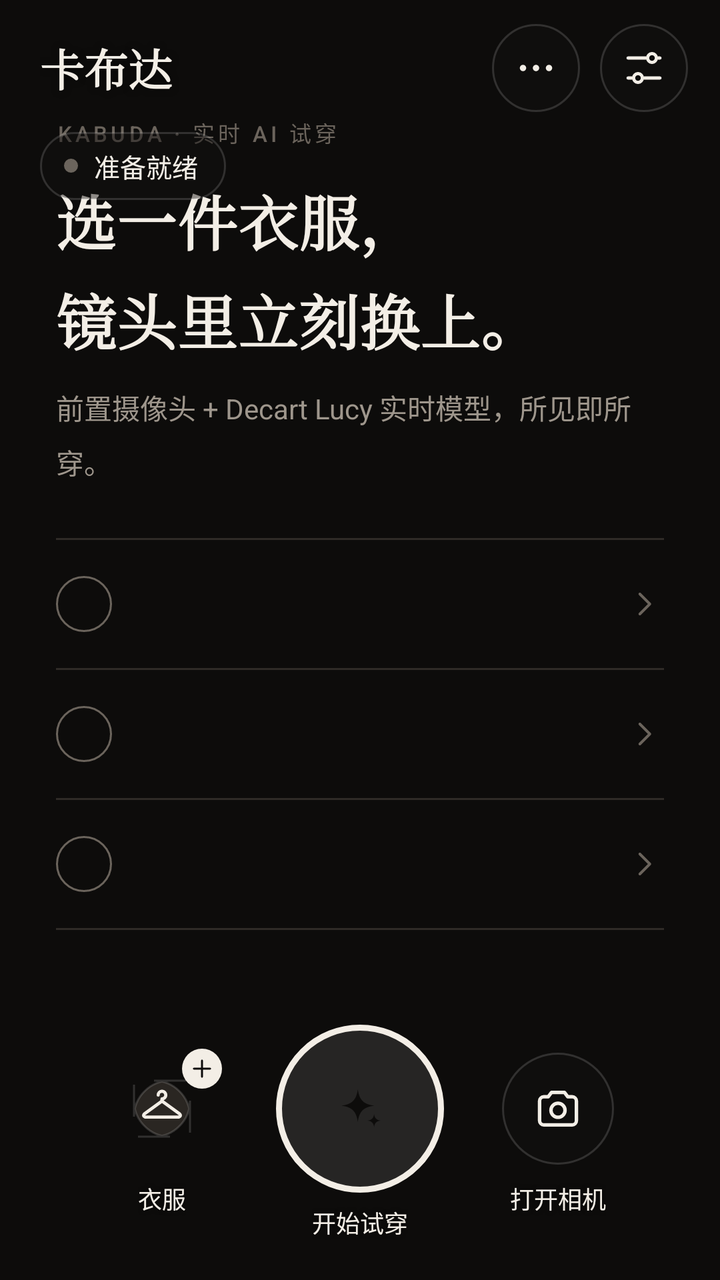
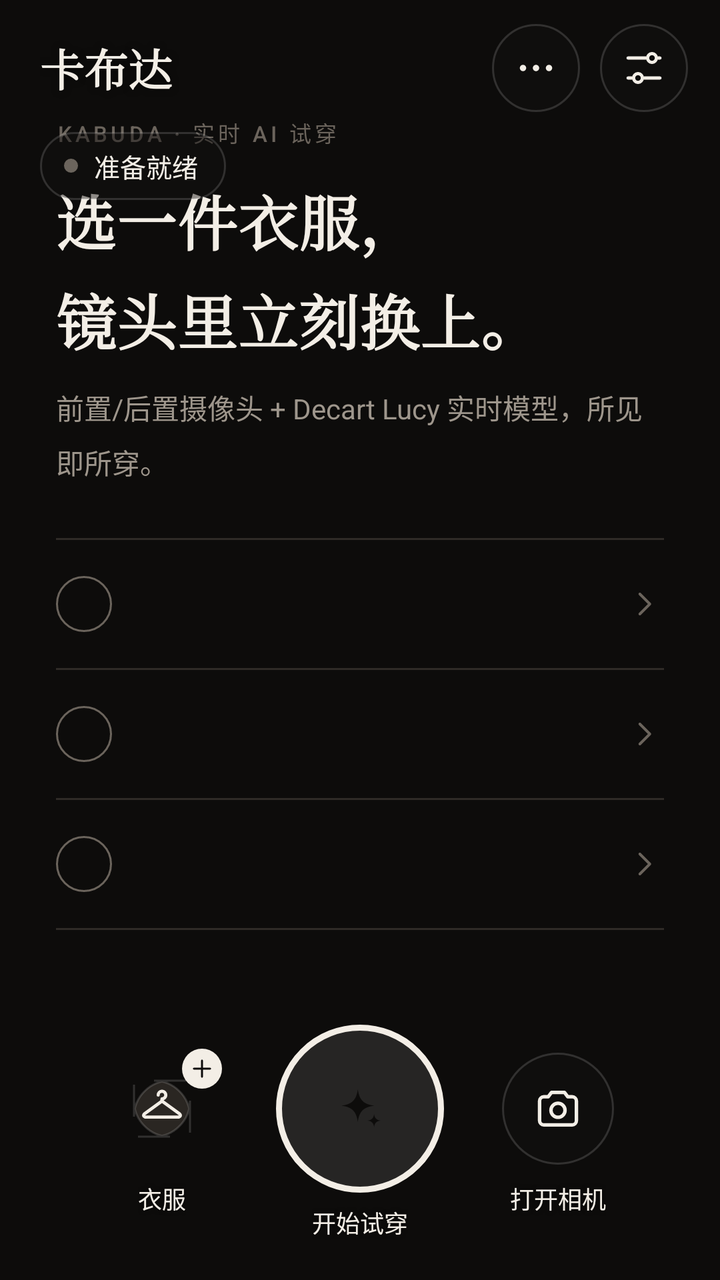

Two renders of the same Android screen: before a commit and after it. Below are the layout's source before the change and the commit's diff.
<!-- AndroidManifest.xml: application theme Theme.Kabuda -->
<!-- res/layout/activity_main.xml -->
<?xml version="1.0" encoding="utf-8"?>
<androidx.constraintlayout.widget.ConstraintLayout xmlns:android="http://schemas.android.com/apk/res/android"
    xmlns:app="http://schemas.android.com/apk/res-auto"
    xmlns:tools="http://schemas.android.com/tools"
    android:id="@+id/root"
    android:layout_width="match_parent"
    android:layout_height="match_parent"
    android:background="@color/kb_bg">

    

    <FrameLayout
        android:id="@+id/remoteRenderer"
        android:layout_width="0dp"
        android:layout_height="0dp"
        android:visibility="gone"
        app:layout_constraintBottom_toBottomOf="parent"
        app:layout_constraintEnd_toEndOf="parent"
        app:layout_constraintStart_toStartOf="parent"
        app:layout_constraintTop_toTopOf="parent" />

    <FrameLayout
        android:id="@+id/localRenderer"
        android:layout_width="0dp"
        android:layout_height="0dp"
        android:background="@color/kb_bg"
        android:visibility="gone"
        app:layout_constraintBottom_toBottomOf="parent"
        app:layout_constraintEnd_toEndOf="parent"
        app:layout_constraintStart_toStartOf="parent"
        app:layout_constraintTop_toTopOf="parent" />

    

    <LinearLayout
        android:id="@+id/emptyState"
        android:layout_width="0dp"
        android:layout_height="wrap_content"
        android:orientation="vertical"
        android:paddingStart="28dp"
        android:paddingEnd="28dp"
        app:layout_constraintBottom_toTopOf="@id/dock"
        app:layout_constraintEnd_toEndOf="parent"
        app:layout_constraintStart_toStartOf="parent"
        app:layout_constraintTop_toTopOf="parent"
        app:layout_constraintVertical_bias="0.62">

        <TextView
            style="@style/Kabuda.Text.Overline"
            android:layout_width="wrap_content"
            android:layout_height="wrap_content"
            android:text="@string/empty_overline" />

        <TextView
            style="@style/Kabuda.Text.Display"
            android:layout_width="wrap_content"
            android:layout_height="wrap_content"
            android:layout_marginTop="14dp"
            android:lineSpacingMultiplier="1.15"
            android:text="@string/empty_title" />

        <TextView
            style="@style/Kabuda.Text.Body"
            android:layout_width="wrap_content"
            android:layout_height="wrap_content"
            android:layout_marginTop="12dp"
            android:text="@string/empty_body" />

        <View
            android:layout_width="match_parent"
            android:layout_height="1dp"
            android:layout_marginTop="28dp"
            android:background="@color/kb_line" />

        <include
            android:id="@+id/stepKey"
            layout="@layout/item_step" />

        <View
            android:layout_width="match_parent"
            android:layout_height="1dp"
            android:background="@color/kb_line" />

        <include
            android:id="@+id/stepGarment"
            layout="@layout/item_step" />

        <View
            android:layout_width="match_parent"
            android:layout_height="1dp"
            android:background="@color/kb_line" />

        <include
            android:id="@+id/stepCamera"
            layout="@layout/item_step" />

        <View
            android:layout_width="match_parent"
            android:layout_height="1dp"
            android:background="@color/kb_line" />
    </LinearLayout>

    

    <View
        android:id="@+id/scrimTop"
        android:layout_width="0dp"
        android:layout_height="180dp"
        android:background="@drawable/bg_scrim_top"
        android:visibility="gone"
        app:layout_constraintEnd_toEndOf="parent"
        app:layout_constraintStart_toStartOf="parent"
        app:layout_constraintTop_toTopOf="parent" />

    <View
        android:id="@+id/scrimBottom"
        android:layout_width="0dp"
        android:layout_height="260dp"
        android:background="@drawable/bg_scrim_bottom"
        android:visibility="gone"
        app:layout_constraintBottom_toBottomOf="parent"
        app:layout_constraintEnd_toEndOf="parent"
        app:layout_constraintStart_toStartOf="parent" />

    

    <LinearLayout
        android:id="@+id/topBar"
        android:layout_width="0dp"
        android:layout_height="wrap_content"
        android:orientation="vertical"
        android:paddingStart="20dp"
        android:paddingTop="12dp"
        android:paddingEnd="16dp"
        app:layout_constraintEnd_toEndOf="parent"
        app:layout_constraintStart_toStartOf="parent"
        app:layout_constraintTop_toTopOf="parent">

        <LinearLayout
            android:layout_width="match_parent"
            android:layout_height="wrap_content"
            android:gravity="center_vertical"
            android:orientation="horizontal">

            <TextView
                android:id="@+id/brand"
                android:layout_width="0dp"
                android:layout_height="wrap_content"
                android:layout_weight="1"
                android:fontFamily="serif"
                android:shadowColor="#80000000"
                android:shadowRadius="8"
                android:text="@string/app_name"
                android:textColor="@color/kb_ink"
                android:textSize="22sp"
                android:textStyle="bold" />

            <ImageButton
                android:id="@+id/moreButton"
                android:layout_width="44dp"
                android:layout_height="44dp"
                android:background="@drawable/bg_glass_circle"
                android:contentDescription="@string/session_sheet_title"
                android:foreground="?attr/selectableItemBackgroundBorderless"
                android:src="@drawable/ic_more"
                app:tint="@color/kb_ink" />

            <ImageButton
                android:id="@+id/settingsButton"
                android:layout_width="44dp"
                android:layout_height="44dp"
                android:layout_marginStart="10dp"
                android:background="@drawable/bg_glass_circle"
                android:contentDescription="@string/settings"
                android:foreground="?attr/selectableItemBackgroundBorderless"
                android:src="@drawable/ic_tune"
                app:tint="@color/kb_ink" />
        </LinearLayout>

        <LinearLayout
            android:id="@+id/statusPill"
            android:layout_width="wrap_content"
            android:layout_height="34dp"
            android:layout_marginTop="10dp"
            android:animateLayoutChanges="true"
            android:background="@drawable/bg_glass_pill"
            android:gravity="center_vertical"
            android:orientation="horizontal"
            android:paddingStart="12dp"
            android:paddingEnd="14dp">

            <View
                android:id="@+id/statusDot"
                android:layout_width="7dp"
                android:layout_height="7dp"
                android:background="@drawable/bg_dot"
                android:backgroundTint="@color/kb_ink_faint" />

            <TextView
                android:id="@+id/liveBadge"
                android:layout_width="wrap_content"
                android:layout_height="wrap_content"
                android:layout_marginStart="8dp"
                android:fontFamily="sans-serif-medium"
                android:letterSpacing="0.14"
                android:text="@string/live_badge"
                android:textColor="@color/kb_live"
                android:textSize="11sp"
                android:visibility="gone" />

            <TextView
                android:id="@+id/statusText"
                android:layout_width="wrap_content"
                android:layout_height="wrap_content"
                android:layout_marginStart="8dp"
                android:ellipsize="end"
                android:maxWidth="260dp"
                android:maxLines="1"
                android:text="@string/status_idle"
                android:textColor="@color/kb_ink"
                android:textSize="13sp" />
        </LinearLayout>
    </LinearLayout>

    

    <LinearLayout
        android:id="@+id/dock"
        android:layout_width="0dp"
        android:layout_height="wrap_content"
        android:baselineAligned="false"
        android:gravity="center_vertical"
        android:orientation="horizontal"
        android:paddingStart="24dp"
        android:paddingTop="12dp"
        android:paddingEnd="24dp"
        android:paddingBottom="20dp"
        app:layout_constraintBottom_toBottomOf="parent"
        app:layout_constraintEnd_toEndOf="parent"
        app:layout_constraintStart_toStartOf="parent">

        
        <LinearLayout
            android:id="@+id/selectButton"
            android:layout_width="0dp"
            android:layout_height="wrap_content"
            android:layout_weight="1"
            android:background="?attr/selectableItemBackgroundBorderless"
            android:contentDescription="@string/select_garment"
            android:gravity="center"
            android:orientation="vertical">

            <FrameLayout
                android:layout_width="60dp"
                android:layout_height="60dp">

                <com.google.android.material.imageview.ShapeableImageView
                    android:id="@+id/garmentPreview"
                    android:layout_width="56dp"
                    android:layout_height="56dp"
                    android:layout_gravity="center"
                    android:background="@color/kb_surface_highest"
                    android:padding="14dp"
                    android:scaleType="centerInside"
                    android:src="@drawable/ic_hanger"
                    app:shapeAppearance="@style/ShapeAppearance.Kabuda.Thumb"
                    app:strokeColor="@color/kb_glass_stroke"
                    app:strokeWidth="1dp"
                    app:tint="@color/kb_ink" />

                <ImageView
                    android:id="@+id/garmentBadge"
                    android:layout_width="20dp"
                    android:layout_height="20dp"
                    android:layout_gravity="top|end"
                    android:background="@drawable/bg_dot"
                    android:backgroundTint="@color/kb_ink"
                    android:importantForAccessibility="no"
                    android:padding="3dp"
                    android:src="@drawable/ic_plus"
                    app:tint="@color/kb_bg" />
            </FrameLayout>

            <TextView
                android:id="@+id/garmentName"
                style="@style/Kabuda.Text.DockLabel"
                android:layout_width="wrap_content"
                android:layout_height="wrap_content"
                android:layout_marginTop="6dp"
                android:ellipsize="middle"
                android:maxWidth="96dp"
                android:maxLines="1"
                android:text="@string/dock_garment" />
        </LinearLayout>

        
        <LinearLayout
            android:layout_width="wrap_content"
            android:layout_height="wrap_content"
            android:gravity="center"
            android:orientation="vertical">

            <FrameLayout
                android:id="@+id/tryonButton"
                android:layout_width="84dp"
                android:layout_height="84dp"
                android:background="@drawable/bg_shutter_ring"
                android:clickable="true"
                android:contentDescription="@string/start_tryon"
                android:focusable="true"
                android:foreground="?attr/selectableItemBackgroundBorderless">

                <View
                    android:id="@+id/tryonCore"
                    android:layout_width="64dp"
                    android:layout_height="64dp"
                    android:layout_gravity="center" />

                <ImageView
                    android:id="@+id/tryonIcon"
                    android:layout_width="26dp"
                    android:layout_height="26dp"
                    android:layout_gravity="center"
                    android:importantForAccessibility="no"
                    android:src="@drawable/ic_sparkle"
                    app:tint="@color/kb_bg" />

                <com.google.android.material.progressindicator.CircularProgressIndicator
                    android:id="@+id/tryonProgress"
                    android:layout_width="wrap_content"
                    android:layout_height="wrap_content"
                    android:layout_gravity="center"
                    android:indeterminate="true"
                    android:visibility="gone"
                    app:indicatorColor="@color/kb_amber"
                    app:indicatorSize="84dp"
                    app:trackThickness="3dp" />
            </FrameLayout>

            <TextView
                android:id="@+id/tryonLabel"
                style="@style/Kabuda.Text.DockLabel"
                android:layout_width="wrap_content"
                android:layout_height="wrap_content"
                android:layout_marginTop="6dp"
                android:text="@string/start_tryon" />
        </LinearLayout>

        
        <LinearLayout
            android:id="@+id/cameraButton"
            android:layout_width="0dp"
            android:layout_height="wrap_content"
            android:layout_weight="1"
            android:background="?attr/selectableItemBackgroundBorderless"
            android:contentDescription="@string/start_camera"
            android:gravity="center"
            android:orientation="vertical">

            <FrameLayout
                android:layout_width="60dp"
                android:layout_height="60dp">

                <ImageView
                    android:id="@+id/cameraIcon"
                    android:layout_width="56dp"
                    android:layout_height="56dp"
                    android:layout_gravity="center"
                    android:background="@drawable/bg_glass_circle"
                    android:importantForAccessibility="no"
                    android:padding="15dp"
                    android:src="@drawable/ic_camera"
                    app:tint="@color/kb_ink" />
            </FrameLayout>

            <TextView
                android:id="@+id/cameraLabel"
                style="@style/Kabuda.Text.DockLabel"
                android:layout_width="wrap_content"
                android:layout_height="wrap_content"
                android:layout_marginTop="6dp"
                android:text="@string/dock_camera_on" />
        </LinearLayout>
    </LinearLayout>
</androidx.constraintlayout.widget.ConstraintLayout>
<!-- res/layout/item_step.xml (included above) -->
<?xml version="1.0" encoding="utf-8"?>
<LinearLayout xmlns:android="http://schemas.android.com/apk/res/android"
    xmlns:app="http://schemas.android.com/apk/res-auto"
    android:id="@+id/stepRow"
    android:layout_width="match_parent"
    android:layout_height="wrap_content"
    android:background="?attr/selectableItemBackground"
    android:gravity="center_vertical"
    android:minHeight="64dp"
    android:orientation="horizontal"
    android:paddingTop="10dp"
    android:paddingBottom="10dp">

    <FrameLayout
        android:layout_width="28dp"
        android:layout_height="28dp">

        <TextView
            android:id="@+id/stepIndex"
            android:layout_width="match_parent"
            android:layout_height="match_parent"
            android:background="@drawable/bg_step_index"
            android:fontFamily="sans-serif-medium"
            android:gravity="center"
            android:textColor="@color/kb_ink_muted"
            android:textSize="12sp" />

        <ImageView
            android:id="@+id/stepCheck"
            android:layout_width="match_parent"
            android:layout_height="match_parent"
            android:background="@drawable/bg_step_done"
            android:importantForAccessibility="no"
            android:padding="6dp"
            android:src="@drawable/ic_check"
            android:visibility="gone"
            app:tint="@color/kb_bg" />
    </FrameLayout>

    <LinearLayout
        android:layout_width="0dp"
        android:layout_height="wrap_content"
        android:layout_marginStart="16dp"
        android:layout_weight="1"
        android:orientation="vertical">

        <TextView
            android:id="@+id/stepTitle"
            style="@style/Kabuda.Text.Title"
            android:layout_width="match_parent"
            android:layout_height="wrap_content" />

        <TextView
            android:id="@+id/stepCaption"
            style="@style/Kabuda.Text.Caption"
            android:layout_width="match_parent"
            android:layout_height="wrap_content"
            android:layout_marginTop="2dp"
            android:ellipsize="end"
            android:maxLines="1" />
    </LinearLayout>

    <ImageView
        android:id="@+id/stepChevron"
        android:layout_width="20dp"
        android:layout_height="20dp"
        android:importantForAccessibility="no"
        android:src="@drawable/ic_chevron_right"
        app:tint="@color/kb_ink_faint" />
</LinearLayout>
<!-- resources referenced by this layout -->
<resources>
  <color name="kb_amber">#FFF2B84B</color>
  <color name="kb_bg">#FF0D0C0B</color>
  <color name="kb_glass_stroke">#26FFFFFF</color>
  <color name="kb_ink">#FFF3EEE6</color>
  <color name="kb_ink_faint">#FF6B645C</color>
  <color name="kb_ink_muted">#FF9E968C</color>
  <color name="kb_line">#FF2F2B27</color>
  <color name="kb_live">#FFFF5A36</color>
  <color name="kb_surface_highest">#FF2A2622</color>
  <!-- drawable bg_dot (drawable) -->
  <?xml version="1.0" encoding="utf-8"?>
  <shape xmlns:android="http://schemas.android.com/apk/res/android" android:shape="oval">
      <solid android:color="@color/white" />
  </shape>
  <!-- drawable bg_step_done (drawable) -->
  <?xml version="1.0" encoding="utf-8"?>
  <shape xmlns:android="http://schemas.android.com/apk/res/android" android:shape="oval">
      <solid android:color="@color/kb_ink" />
  </shape>
  <string name="app_name">卡布达</string>
  <string name="dock_camera_on">打开相机</string>
  <string name="dock_garment">衣服</string>
  <string name="empty_body">前置摄像头 + Decart Lucy 实时模型，所见即所穿。</string>
  <string name="empty_overline">KABUDA · 实时 AI 试穿</string>
  <string name="empty_title">选一件衣服，\n镜头里立刻换上。</string>
  <string name="live_badge">LIVE</string>
  <string name="select_garment">选择衣服图片</string>
  <string name="session_sheet_title">会话</string>
  <string name="settings">设置</string>
  <string name="start_camera">开启摄像头</string>
  <string name="start_tryon">开始试穿</string>
  <string name="status_idle">准备就绪</string>
  <style name="Kabuda.Text.Body" parent="">
          <item name="android:textColor">@color/kb_ink_muted</item>
          <item name="android:textSize">14sp</item>
          <item name="android:lineSpacingMultiplier">1.35</item>
      </style>
  <style name="Kabuda.Text.Caption" parent="">
          <item name="android:textColor">@color/kb_ink_muted</item>
          <item name="android:textSize">12sp</item>
      </style>
  <style name="Kabuda.Text.Title" parent="">
          <item name="android:fontFamily">sans-serif-medium</item>
          <item name="android:textColor">@color/kb_ink</item>
          <item name="android:textSize">16sp</item>
      </style>
  <style name="ShapeAppearance.Kabuda.Thumb" parent="">
          <item name="cornerFamily">rounded</item>
          <item name="cornerSize">18dp</item>
      </style>
  <color name="white">#FFFFFFFF</color>
  <color name="kb_glass">#73121110</color>
  <color name="kb_mint">#FF8FE3B0</color>
  <color name="kb_surface">#FF171513</color>
  <color name="kb_surface_high">#FF201D1A</color>
  <style name="ShapeAppearance.Kabuda.Large" parent="">
          <item name="cornerFamily">rounded</item>
          <item name="cornerSize">28dp</item>
      </style>
  <style name="Widget.Kabuda.DialogButton" parent="Widget.Material3.Button.TextButton.Dialog">
          <item name="android:textColor">@color/kb_ink</item>
          <item name="android:textStyle">bold</item>
      </style>
  <style name="Widget.Kabuda.DialogButton.Muted">
          <item name="android:textColor">@color/kb_ink_muted</item>
          <item name="android:textStyle">normal</item>
      </style>
  <!-- unchanged entries left out for length: 24 -->
</resources>

<!-- the commit's change to res/layout/activity_main.xml (unified diff, before → after) -->
@@ -228,6 +228,7 @@
         android:id="@+id/dock"
         android:layout_width="0dp"
         android:layout_height="wrap_content"
+        android:animateLayoutChanges="true"
         android:baselineAligned="false"
         android:gravity="center_vertical"
         android:orientation="horizontal"
@@ -380,6 +381,44 @@
                 android:layout_height="wrap_content"
                 android:layout_marginTop="6dp"
                 android:text="@string/dock_camera_on" />
+        </LinearLayout>
+
+        
+        <LinearLayout
+            android:id="@+id/switchCameraButton"
+            android:layout_width="0dp"
+            android:layout_height="wrap_content"
+            android:layout_weight="1"
+            android:background="?attr/selectableItemBackgroundBorderless"
+            android:contentDescription="@string/switch_camera"
+            android:gravity="center"
+            android:orientation="vertical"
+            android:visibility="gone"
+            tools:visibility="visible">
+
+            <FrameLayout
+                android:layout_width="60dp"
+                android:layout_height="60dp">
+
+                <ImageView
+                    android:id="@+id/switchCameraIcon"
+                    android:layout_width="56dp"
+                    android:layout_height="56dp"
+                    android:layout_gravity="center"
+                    android:background="@drawable/bg_glass_circle"
+                    android:importantForAccessibility="no"
+                    android:padding="15dp"
+                    android:src="@drawable/ic_switch_camera"
+                    app:tint="@color/kb_ink" />
+            </FrameLayout>
+
+            <TextView
+                android:id="@+id/switchCameraLabel"
+                style="@style/Kabuda.Text.DockLabel"
+                android:layout_width="wrap_content"
+                android:layout_height="wrap_content"
+                android:layout_marginTop="6dp"
+                android:text="@string/dock_switch_camera" />
         </LinearLayout>
     </LinearLayout>
 </androidx.constraintlayout.widget.ConstraintLayout>
<!-- resource entries referenced after the edit -->
@@ -19,10 +19,21 @@
   <shape xmlns:android="http://schemas.android.com/apk/res/android" android:shape="oval">
       <solid android:color="@color/kb_ink" />
   </shape>
+  <!-- drawable ic_switch_camera (drawable) -->
+  <vector xmlns:android="http://schemas.android.com/apk/res/android"
+      android:width="24dp"
+      android:height="24dp"
+      android:viewportWidth="24"
+      android:viewportHeight="24">
+      <path
+          android:fillColor="@android:color/white"
+          android:pathData="M20,5h-3.17L15,3H9L7.17,5H4C2.9,5 2,5.9 2,7v12c0,1.1 0.9,2 2,2h16c1.1,0 2,-0.9 2,-2V7C22,5.9 21.1,5 20,5zM12,18c-2.76,0 -5,-2.24 -5,-5H5l2.5,-2.5L10,13H8c0,2.21 1.79,4 4,4c0.68,0 1.32,-0.17 1.88,-0.47l1.46,1.46C14.54,17.63 13.31,18 12,18zM16,13c0,-2.21 -1.79,-4 -4,-4c-0.68,0 -1.32,0.17 -1.88,0.47L8.66,8.01C9.46,7.37 10.69,7 12,7c2.76,0 5,2.24 5,5h2l-2.5,2.5L14,12H16z" />
+  </vector>
   <string name="app_name">卡布达</string>
   <string name="dock_camera_on">打开相机</string>
   <string name="dock_garment">衣服</string>
-  <string name="empty_body">前置摄像头 + Decart Lucy 实时模型，所见即所穿。</string>
+  <string name="dock_switch_camera">切换镜头</string>
+  <string name="empty_body">前置/后置摄像头 + Decart Lucy 实时模型，所见即所穿。</string>
   <string name="empty_overline">KABUDA · 实时 AI 试穿</string>
   <string name="empty_title">选一件衣服，\n镜头里立刻换上。</string>
   <string name="live_badge">LIVE</string>
@@ -32,6 +43,7 @@
   <string name="start_camera">开启摄像头</string>
   <string name="start_tryon">开始试穿</string>
   <string name="status_idle">准备就绪</string>
+  <string name="switch_camera">切换前后摄像头</string>
   <style name="Kabuda.Text.Body" parent="">
           <item name="android:textColor">@color/kb_ink_muted</item>
           <item name="android:textSize">14sp</item>
